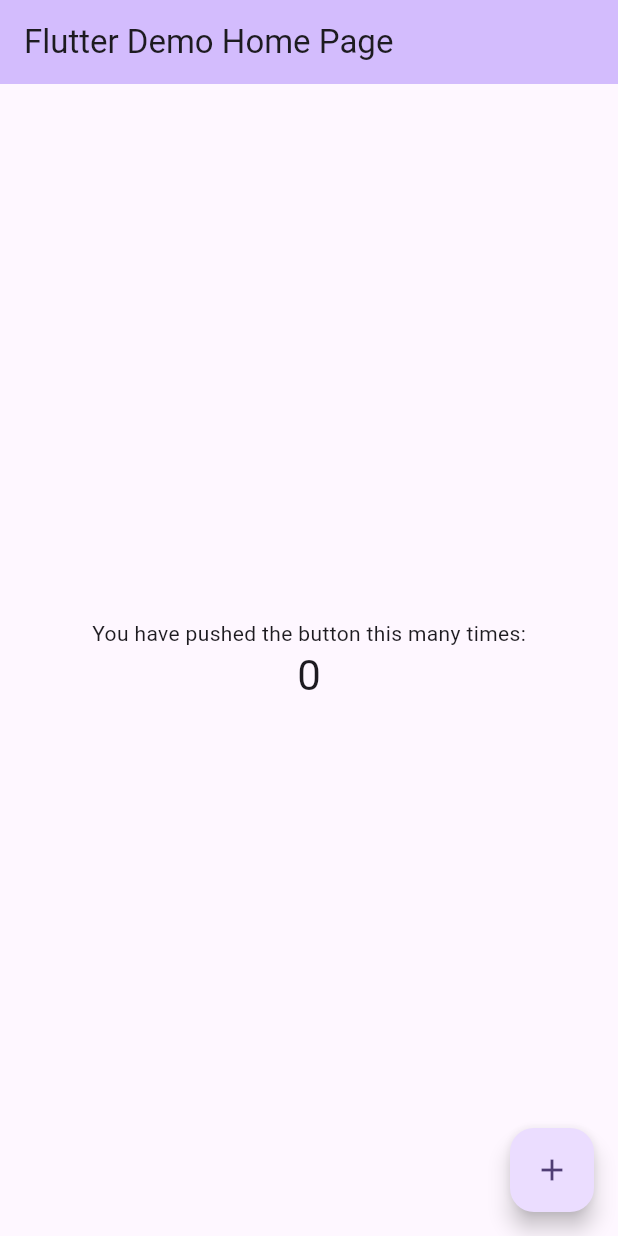
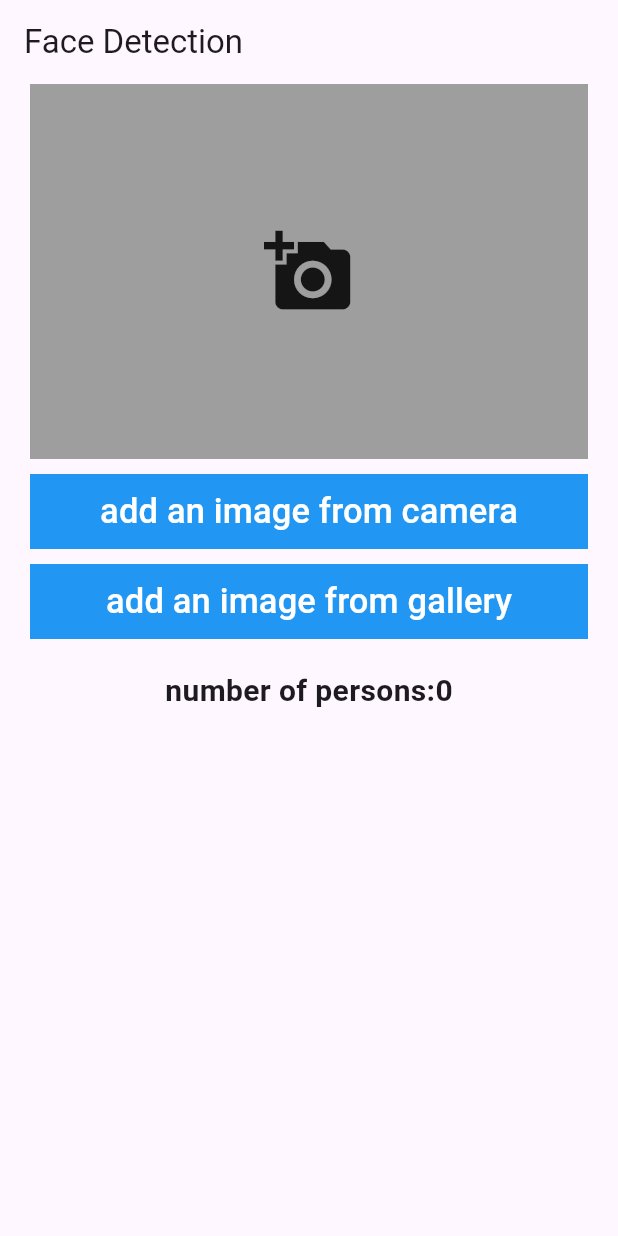
Before and after one commit to ibrahimfayed/face_detector_app, a Flutter app: the screen it shows after launch, on a phone screen of 412 x 824 dp. Run offline on Flutter 3.47's test engine with Material 3 defaults, Android fonts, the phone set to English and light mode, and no system bars; our stand-ins replace image_picker; missing offline and left inert: google_mlkit_face_detection.

Commit message:
complete face detector app

```diff
--- /dev/null
+++ b/lib/add_an_image.dart
@@ -0,0 +1,28 @@
+import 'package:flutter/material.dart';
+
+class AddAnImage extends StatelessWidget {
+  const AddAnImage({
+    super.key, required this.text, required this.onPressed,
+  });
+final String text;
+final VoidCallback onPressed;
+  @override
+  Widget build(BuildContext context) {
+    return Container(
+      width: double.infinity,
+      height: 50,
+      color: Colors.blue,
+      child: MaterialButton(
+        onPressed: onPressed,
+        child: Text(text,
+        style:const TextStyle(
+          color: Colors.white,
+          fontSize: 23
+        ),),
+        ),
+
+
+
+    );
+  }
+}
--- /dev/null
+++ b/lib/face_detector.dart
@@ -0,0 +1,99 @@
+import 'dart:io';
+import 'package:face_detector_app/add_an_image.dart';
+import 'package:flutter/foundation.dart';
+import 'package:flutter/material.dart';
+import 'package:google_mlkit_face_detection/google_mlkit_face_detection.dart';
+import 'package:image_picker/image_picker.dart';
+
+class FaceDetection extends StatefulWidget {
+  const FaceDetection({super.key});
+
+  @override
+  State<FaceDetection> createState() => _FaceDetectionState();
+}
+
+class _FaceDetectionState extends State<FaceDetection> {
+  File? _image;//it holds an image picked
+  List<Face> faces = [];//in start it is null then when we find faces it is given the value below
+
+  Future _pickImage(ImageSource source)async{
+    try {
+      final image = await ImagePicker().pickImage(source: source);
+      if (image == null) {
+        //return null;
+        return;}
+      setState(() {
+        _image = File(image.path);
+      });
+    } catch (e) {
+      if (kDebugMode) {
+        print(e);
+      }
+    }
+  }
+  Future _detectFaces(File img)async{
+    final options = FaceDetectorOptions();
+    final faceDetector = FaceDetector(options:options,);
+    final inputImage = InputImage.fromFilePath(img.path);
+    faces = await faceDetector.processImage(inputImage);
+    setState(() {
+      print(faces.length);
+    });
+
+  }
+  @override
+  Widget build(BuildContext context) {
+    return  Scaffold(
+      appBar: AppBar(
+        title:const Text("Face Detection"),
+      ),
+      body:Center(
+        child: Padding(
+          padding: const EdgeInsets.symmetric(horizontal: 20),
+          child: Column(
+            children: [
+              Container(
+                width: double.infinity,
+                height: 250,
+                color: Colors.grey,
+                child: Center(
+                  child: _image == null ?
+                 const Icon(Icons.add_a_photo,
+                  size: 60,):
+                  Image.file(_image!)
+                ),
+              ),
+              const SizedBox(height: 10,),
+               AddAnImage(
+                text: 'add an image from camera',
+                onPressed: () {
+                  _pickImage(ImageSource.camera).then((onValue){//i use then here to avoid problem happens when user go to pick an image and retreats(يتراجع)
+                    if (_image!=null) {
+                      _detectFaces(_image!);
+                    }
+                  });
+                },),
+              const SizedBox(height: 10,),
+               AddAnImage(
+                text: 'add an image from gallery',
+                onPressed: () {
+                  _pickImage(ImageSource.gallery).then((onValue){//i use then here to avoid problem happens when user go to pick an image and retreats(يتراجع)
+                    if (_image!=null) {
+                      _detectFaces(_image!);
+                    }
+                  });
+                },),
+                const SizedBox(height: 20,),
+                Text('number of persons:${faces.length}',
+                style:const TextStyle(
+                  fontSize: 20,
+                  fontWeight: FontWeight.bold
+                ),)
+
+            ],
+          ),
+        ),
+      ),
+    );
+  }
+}
--- a/lib/main.dart
+++ b/lib/main.dart
@@ -1,3 +1,4 @@
+import 'package:face_detector_app/face_detector.dart';
 import 'package:flutter/material.dart';
 
 void main() {
@@ -10,116 +11,9 @@
   // This widget is the root of your application.
   @override
   Widget build(BuildContext context) {
-    return MaterialApp(
-      title: 'Flutter Demo',
-      theme: ThemeData(
-        // This is the theme of your application.
-        //
-        // TRY THIS: Try running your application with "flutter run". You'll see
-        // the application has a purple toolbar. Then, without quitting the app,
-        // try changing the seedColor in the colorScheme below to Colors.green
-        // and then invoke "hot reload" (save your changes or press the "hot
-        // reload" button in a Flutter-supported IDE, or press "r" if you used
-        // the command line to start the app).
-        //
-        // Notice that the counter didn't reset back to zero; the application
-        // state is not lost during the reload. To reset the state, use hot
-        // restart instead.
-        //
-        // This works for code too, not just values: Most code changes can be
-        // tested with just a hot reload.
-        colorScheme: ColorScheme.fromSeed(seedColor: Colors.deepPurple),
-        useMaterial3: true,
-      ),
-      home: const MyHomePage(title: 'Flutter Demo Home Page'),
+    return const MaterialApp(
+    debugShowCheckedModeBanner: false,
+    home:FaceDetection(),
     );
   }
 }
-
-class MyHomePage extends StatefulWidget {
-  const MyHomePage({super.key, required this.title});
-
-  // This widget is the home page of your application. It is stateful, meaning
-  // that it has a State object (defined below) that contains fields that affect
-  // how it looks.
-
-  // This class is the configuration for the state. It holds the values (in this
-  // case the title) provided by the parent (in this case the App widget) and
-  // used by the build method of the State. Fields in a Widget subclass are
-  // always marked "final".
-
-  final String title;
-
-  @override
-  State<MyHomePage> createState() => _MyHomePageState();
-}
-
-class _MyHomePageState extends State<MyHomePage> {
-  int _counter = 0;
-
-  void _incrementCounter() {
-    setState(() {
-      // This call to setState tells the Flutter framework that something has
-      // changed in this State, which causes it to rerun the build method below
-      // so that the display can reflect the updated values. If we changed
-      // _counter without calling setState(), then the build method would not be
-      // called again, and so nothing would appear to happen.
-      _counter++;
-    });
-  }
-
-  @override
-  Widget build(BuildContext context) {
-    // This method is rerun every time setState is called, for instance as done
-    // by the _incrementCounter method above.
-    //
-    // The Flutter framework has been optimized to make rerunning build methods
-    // fast, so that you can just rebuild anything that needs updating rather
-    // than having to individually change instances of widgets.
-    return Scaffold(
-      appBar: AppBar(
-        // TRY THIS: Try changing the color here to a specific color (to
-        // Colors.amber, perhaps?) and trigger a hot reload to see the AppBar
-        // change color while the other colors stay the same.
-        backgroundColor: Theme.of(context).colorScheme.inversePrimary,
-        // Here we take the value from the MyHomePage object that was created by
-        // the App.build method, and use it to set our appbar title.
-        title: Text(widget.title),
-      ),
-      body: Center(
-        // Center is a layout widget. It takes a single child and positions it
-        // in the middle of the parent.
-        child: Column(
-          // Column is also a layout widget. It takes a list of children and
-          // arranges them vertically. By default, it sizes itself to fit its
-          // children horizontally, and tries to be as tall as its parent.
-          //
-          // Column has various properties to control how it sizes itself and
-          // how it positions its children. Here we use mainAxisAlignment to
-          // center the children vertically; the main axis here is the vertical
-          // axis because Columns are vertical (the cross axis would be
-          // horizontal).
-          //
-          // TRY THIS: Invoke "debug painting" (choose the "Toggle Debug Paint"
-          // action in the IDE, or press "p" in the console), to see the
-          // wireframe for each widget.
-          mainAxisAlignment: MainAxisAlignment.center,
-          children: <Widget>[
-            const Text(
-              'You have pushed the button this many times:',
-            ),
-            Text(
-              '$_counter',
-              style: Theme.of(context).textTheme.headlineMedium,
-            ),
-          ],
-        ),
-      ),
-      floatingActionButton: FloatingActionButton(
-        onPressed: _incrementCounter,
-        tooltip: 'Increment',
-        child: const Icon(Icons.add),
-      ), // This trailing comma makes auto-formatting nicer for build methods.
-    );
-  }
-}
--- a/pubspec.yaml
+++ b/pubspec.yaml
@@ -36,6 +36,7 @@ dependencies:
   # Use with the CupertinoIcons class for iOS style icons.
   cupertino_icons: ^1.0.8
   image_picker: ^1.1.2
+  google_mlkit_face_detection: ^0.13.1
 
 dev_dependencies:
   flutter_test:
```
Also changed, not shown: pubspec.lock.
